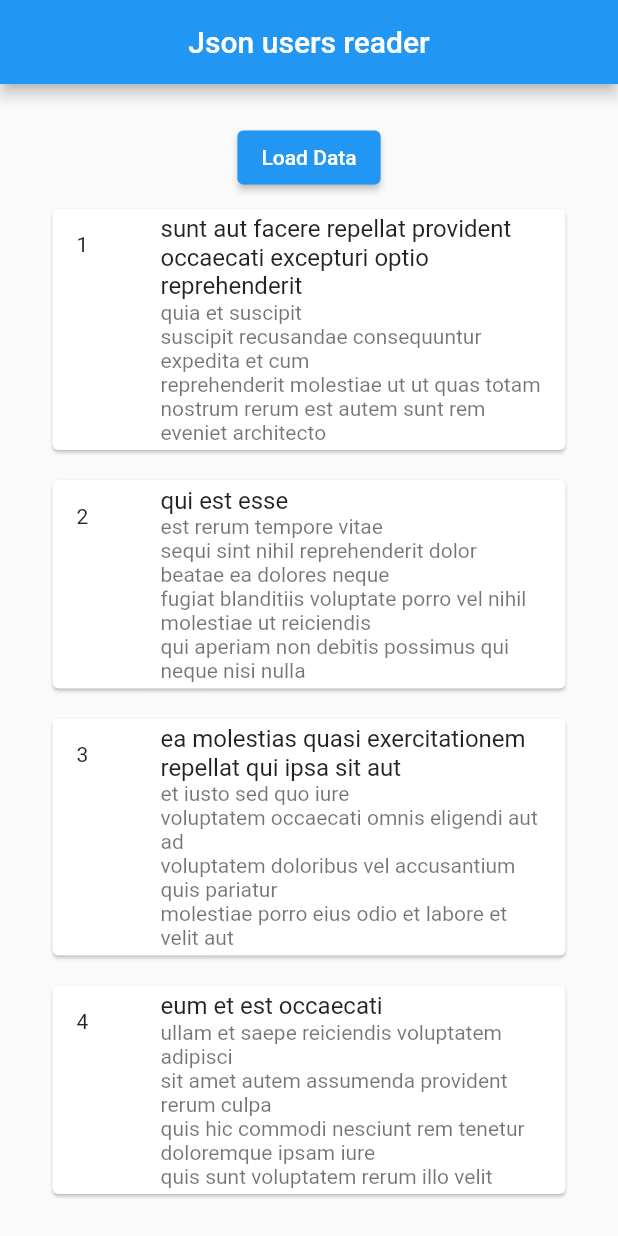
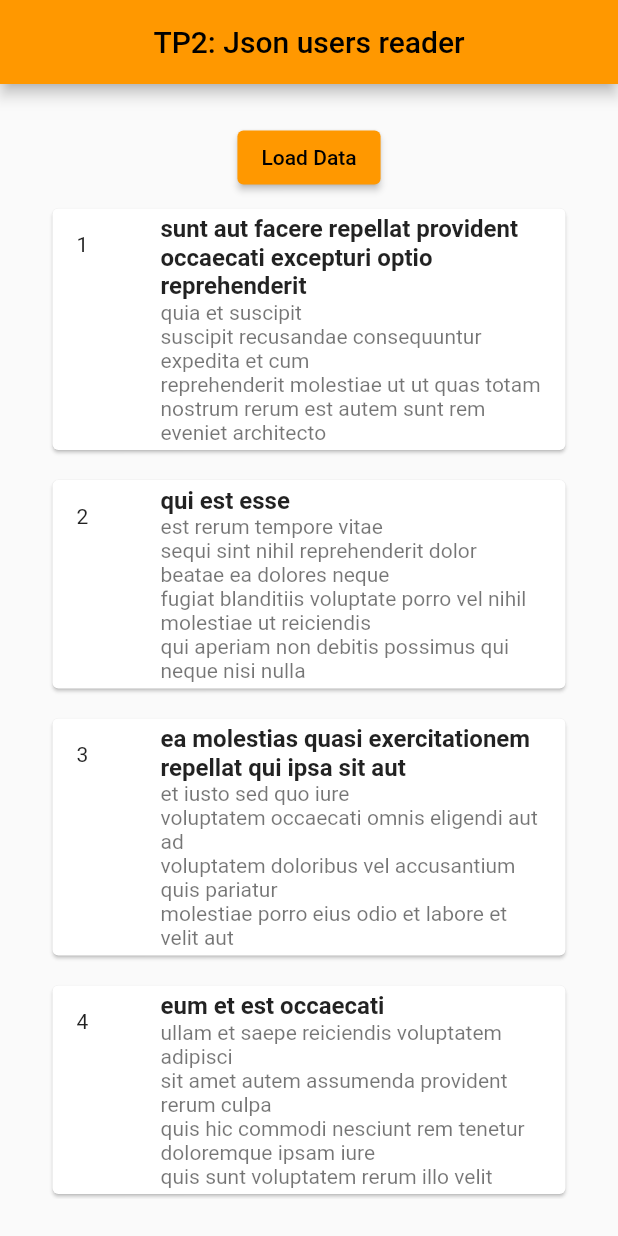
Before and after one commit to Fidele217/Api_userlist, a Flutter app: the screen it shows after launch, after a tap on "Load Data", on a phone screen of 412 x 824 dp. Run offline on Flutter 3.47's test engine with Material 2 defaults, Android fonts, the phone set to English and light mode, and no system bars.

Commit message:
second commit

```diff
--- /dev/null
+++ b/lib/home-page.dart
@@ -0,0 +1,68 @@
+
+import 'dart:convert';
+import 'dart:ui';
+
+import 'package:flutter/material.dart';
+import 'package:flutter/services.dart';
+
+class HomePage extends StatefulWidget {
+  const HomePage({Key? key}) : super(key: key);
+
+  @override
+  _HomePageState createState() => _HomePageState();
+}
+
+class _HomePageState extends State<HomePage> {
+  List _items = [];
+
+  // Fetch content from the json file
+  Future<void> readJson() async {
+    final String response = await rootBundle.loadString('assets/posts.json');
+    final data = await json.decode(response);
+    setState(() {
+      _items = data["items"];
+    });
+  }
+
+  @override
+  Widget build(BuildContext context) {
+    return Scaffold(
+      appBar: AppBar(
+        centerTitle: true,
+        title: const Text(
+          'TP2: Json users reader',
+        ),
+      ),
+      body: Padding(
+        padding: const EdgeInsets.all(25),
+        child: Column(
+          children: [
+            ElevatedButton(
+              child: const Text('Load Data'),
+              onPressed: readJson,
+            ),
+
+            // Display the data loaded from sample.json
+            _items.isNotEmpty
+                ? Expanded(
+              child: ListView.builder(
+                itemCount: _items.length,
+                itemBuilder: (context, index) {
+                  return Card(
+                    margin: const EdgeInsets.all(10),
+                    child: ListTile(
+                      leading: Text("${_items[index]["id"]}"),
+                      title: Text("${_items[index]["title"]}",style: TextStyle(fontWeight: FontWeight.bold),),
+                      subtitle: Text("${_items[index]["body"]}"),
+                    ),
+                  );
+                },
+              ),
+            )
+                : Container()
+          ],
+        ),
+      ),
+    );
+  }
+}
--- a/lib/main.dart
+++ b/lib/main.dart
@@ -1,7 +1,5 @@
 import 'package:flutter/material.dart';
-import 'dart:convert';
-
-import 'package:flutter/services.dart';
+import 'package:tp2_cours_flutter/home-page.dart';
 
 void main() {
   runApp(const MyApp());
@@ -12,73 +10,13 @@ class MyApp extends StatelessWidget {
 
   @override
   Widget build(BuildContext context) {
-    return const MaterialApp(
-      // Hide the debug banner
-      debugShowCheckedModeBanner: false,
-      title: "Json users reader",
-      home: HomePage(),
-    );
+    return MaterialApp(
+      // Remove the debug banner
+        debugShowCheckedModeBanner: false,
+        title: 'Tp2 app',
+        theme: ThemeData(
+          primarySwatch: Colors.orange,
+        ),
+        home:  HomePage());
   }
 }
-
-class HomePage extends StatefulWidget {
-  const HomePage({Key? key}) : super(key: key);
-
-  @override
-  _HomePageState createState() => _HomePageState();
-}
-
-class _HomePageState extends State<HomePage> {
-  List _items = [];
-
-  // Fetch content from the json file
-  Future<void> readJson() async {
-    final String response = await rootBundle.loadString('assets/posts.json');
-    final data = await json.decode(response);
-    setState(() {
-      _items = data["items"];
-    });
-  }
-
-  @override
-  Widget build(BuildContext context) {
-    return Scaffold(
-      appBar: AppBar(
-        centerTitle: true,
-        title: const Text(
-          'Json users reader',
-        ),
-      ),
-      body: Padding(
-        padding: const EdgeInsets.all(25),
-        child: Column(
-          children: [
-            ElevatedButton(
-              child: const Text('Load Data'),
-              onPressed: readJson,
-            ),
-
-            // Display the data loaded from sample.json
-            _items.isNotEmpty
-                ? Expanded(
-              child: ListView.builder(
-                itemCount: _items.length,
-                itemBuilder: (context, index) {
-                  return Card(
-                    margin: const EdgeInsets.all(10),
-                    child: ListTile(
-                      leading: Text("${_items[index]["id"]}"),
-                      title: Text(_items[index]["title"]),
-                      subtitle: Text(_items[index]["body"]),
-                    ),
-                  );
-                },
-              ),
-            )
-                : Container()
-          ],
-        ),
-      ),
-    );
-  }
-}
```
Also changed, not shown: 1 other file.
